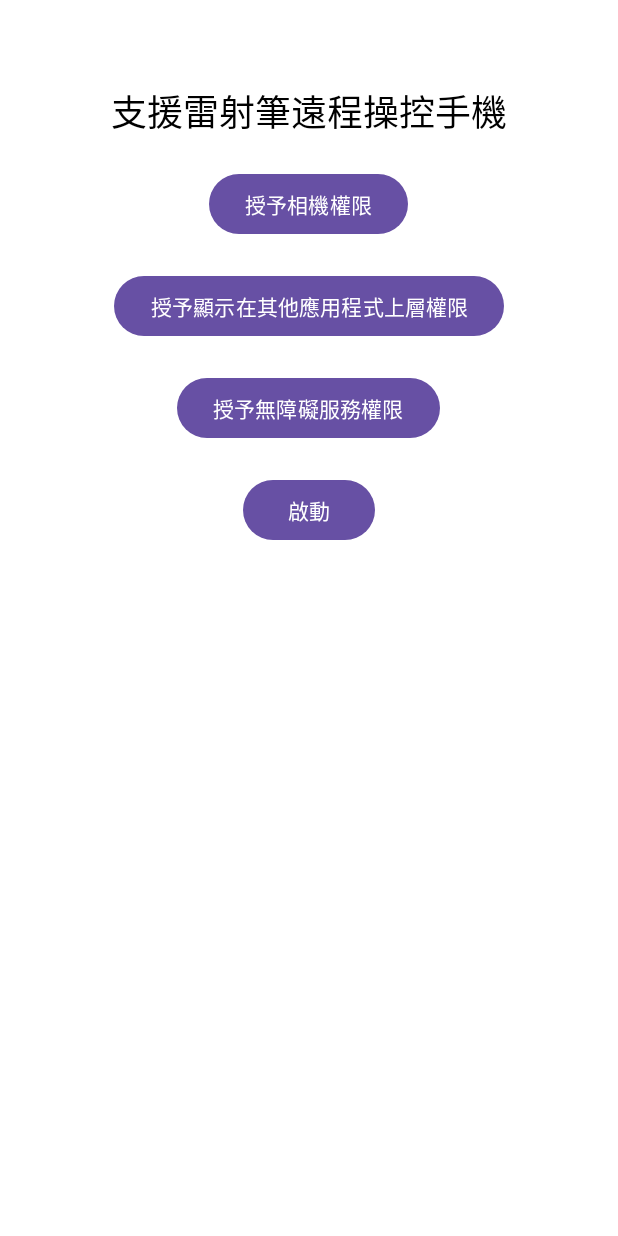
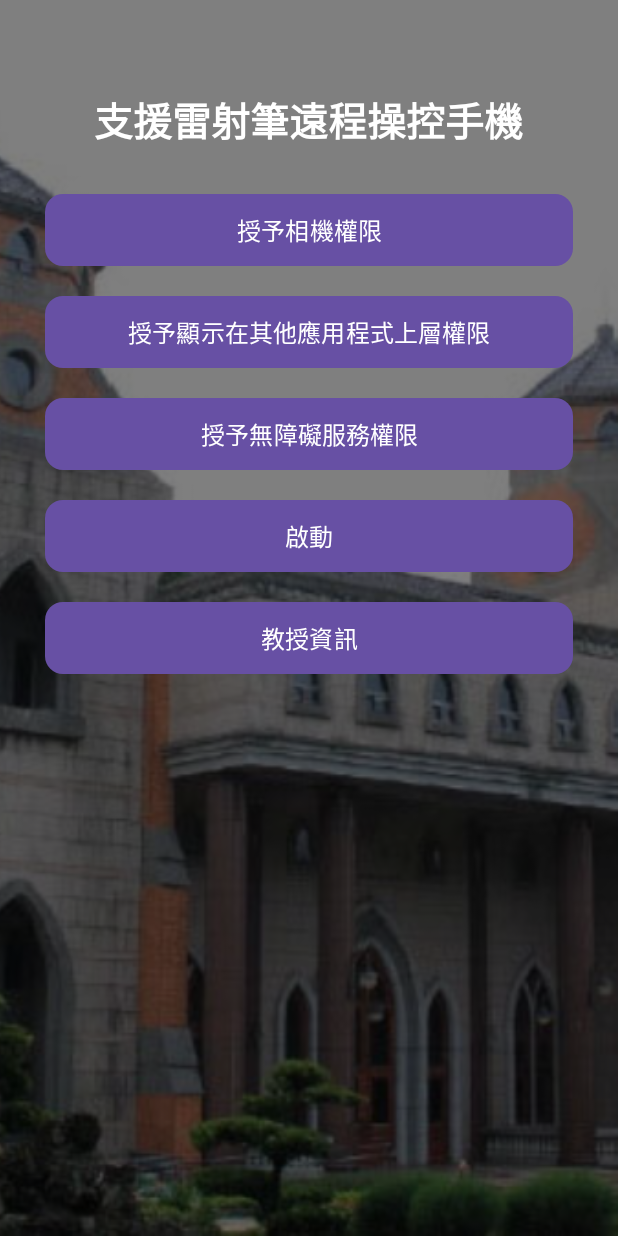
Before and after one commit to YiLong0120/AndroidLaserPenLastest, an Android app: the StartScreenActivity screen opened directly, with no data from a screen before it, on a phone screen of 412 x 824 dp. Run offline under Robolectric (Android 15) with nearby library versions, the phone set to English and light mode, and no system bars.

Commit message:
最後版本

```diff
--- a/app/src/main/java/com/example/laserpenv1/StartScreenActivity.java
+++ b/app/src/main/java/com/example/laserpenv1/StartScreenActivity.java
@@ -8,6 +8,7 @@ import android.content.Intent;
 import android.net.Uri;
 import android.os.Bundle;
 import android.provider.Settings;
+import android.view.View;
 import android.view.accessibility.AccessibilityManager;
 import android.widget.Button;
 import android.widget.Toast;
@@ -21,29 +22,39 @@ public class StartScreenActivity extends AppCompatActivity {
     private static final int REQUEST_CAMERA_PERMISSION = 100;
     private static final int REQUEST_OVERLAY_PERMISSION = 101;
 
+
     @Override
     protected void onCreate(Bundle savedInstanceState) {
         super.onCreate(savedInstanceState);
         setContentView(R.layout.activity_start_screen);
 
+        Button teacherInfoButton = findViewById(R.id.teacherInfoButton);
         Button cameraPermissionButton = findViewById(R.id.cameraPermissionButton);
         Button overlayPermissionButton = findViewById(R.id.overlayPermissionButton);
         Button accessibilityPermissionButton = findViewById(R.id.accessibilityPermissionButton);
         Button startButton = findViewById(R.id.startButton);
+        View fogView = findViewById(R.id.fogView);
+
+        // 老師資訊按鈕點擊事件
+        teacherInfoButton.setOnClickListener(v -> {
+            // 跳轉到指定網址
+            Intent browserIntent = new Intent(Intent.ACTION_VIEW, Uri.parse("https://sites.google.com/view/cswang"));
+            startActivity(browserIntent);
+        });
 
         cameraPermissionButton.setOnClickListener(v -> requestCameraPermission());
         overlayPermissionButton.setOnClickListener(v -> requestOverlayPermission());
         accessibilityPermissionButton.setOnClickListener(v -> requestAccessibilityPermission());
         startButton.setOnClickListener(v -> {
             if (checkAllPermissionsGranted()) {
-                // 跳转到主摄像头活动
                 Intent intent = new Intent(StartScreenActivity.this, MainActivity.class);
                 startActivity(intent);
-                finish(); // 关闭当前活动
+                finish();
             } else {
-                Toast.makeText(this, "请先授予所有必要的权限", Toast.LENGTH_SHORT).show();
+                Toast.makeText(this, "請先授予所有必要的權限", Toast.LENGTH_SHORT).show();
             }
         });
+        fogView.setVisibility(View.VISIBLE);
     }
 
     private void requestCameraPermission() {
--- /dev/null
+++ b/app/src/main/res/drawable/button_background.xml
@@ -0,0 +1,11 @@
+<shape xmlns:android="http://schemas.android.com/apk/res/android"
+    android:shape="rectangle">
+    <solid android:color="#FF6200EE" /> <!-- 按鈕顏色 -->
+    <corners android:radius="12dp" /> <!-- 圓角半徑 -->
+    <padding
+        android:left="16dp"
+        android:top="10dp"
+        android:right="16dp"
+        android:bottom="10dp" />
+    <elevation android:color="#80000000" /> <!-- 按鈕陰影 -->
+</shape>
--- a/app/src/main/res/layout/activity_start_screen.xml
+++ b/app/src/main/res/layout/activity_start_screen.xml
@@ -1,53 +1,100 @@
 <RelativeLayout xmlns:android="http://schemas.android.com/apk/res/android"
     android:layout_width="match_parent"
+    android:layout_height="match_parent">
+
+    <!-- 學校背景圖片 -->
+    <ImageView
+        android:id="@+id/schoolBackground"
+        android:layout_width="match_parent"
         android:layout_height="match_parent"
-    android:padding="16dp"
-    android:background="#FFFFFF">
+        android:scaleType="centerCrop"
+        android:src="@drawable/school_background" /> <!-- 替換為你的學校圖片 -->
 
+    <!-- 霧化效果 -->
+    <View
+        android:id="@+id/fogView"
+        android:layout_width="match_parent"
+        android:layout_height="match_parent"
+        android:background="#80000000" /> <!-- 半透明黑色，霧化效果 -->
+
+    <!-- 主標題 -->
     <TextView
         android:id="@+id/titleTextView"
         android:layout_width="wrap_content"
         android:layout_height="wrap_content"
         android:text="支援雷射筆遠程操控手機"
-        android:textSize="24sp"
-        android:textColor="#000000"
+        android:textSize="26sp"
+        android:textStyle="bold"
+        android:textColor="#FFFFFF"
         android:layout_centerHorizontal="true"
-        android:layout_marginTop="40dp" />
+        android:layout_marginTop="60dp" />
 
+    <!-- 按鈕容器 -->
+    <LinearLayout
+        android:id="@+id/buttonContainer"
+        android:layout_width="match_parent"
+        android:layout_height="wrap_content"
+        android:orientation="vertical"
+        android:layout_below="@id/titleTextView"
+        android:layout_marginTop="30dp"
+        android:layout_marginHorizontal="30dp"
+        android:gravity="center_horizontal">
+
+
+
+        <!-- 相機權限按鈕 -->
         <Button
             android:id="@+id/cameraPermissionButton"
-        android:layout_width="wrap_content"
+            android:layout_width="match_parent"
             android:layout_height="wrap_content"
             android:text="授予相機權限"
-        android:layout_centerHorizontal="true"
-        android:layout_below="@id/titleTextView"
-        android:layout_marginTop="20dp" />
+            android:layout_marginBottom="20dp"
+            android:background="@drawable/button_background"
+            android:textColor="#FFFFFF"
+            android:textSize="16sp" />
 
+        <!-- 顯示上層權限按鈕 -->
         <Button
             android:id="@+id/overlayPermissionButton"
-        android:layout_width="wrap_content"
+            android:layout_width="match_parent"
             android:layout_height="wrap_content"
             android:text="授予顯示在其他應用程式上層權限"
-        android:layout_centerHorizontal="true"
-        android:layout_below="@id/cameraPermissionButton"
-        android:layout_marginTop="20dp" />
+            android:layout_marginBottom="20dp"
+            android:background="@drawable/button_background"
+            android:textColor="#FFFFFF"
+            android:textSize="16sp" />
 
+        <!-- 無障礙服務權限按鈕 -->
         <Button
             android:id="@+id/accessibilityPermissionButton"
-        android:layout_width="wrap_content"
+            android:layout_width="match_parent"
             android:layout_height="wrap_content"
             android:text="授予無障礙服務權限"
-        android:layout_centerHorizontal="true"
-        android:layout_below="@id/overlayPermissionButton"
-        android:layout_marginTop="20dp" />
+            android:layout_marginBottom="20dp"
+            android:background="@drawable/button_background"
+            android:textColor="#FFFFFF"
+            android:textSize="16sp" />
 
+        <!-- 啟動按鈕 -->
         <Button
             android:id="@+id/startButton"
-        android:layout_width="wrap_content"
+            android:layout_width="match_parent"
             android:layout_height="wrap_content"
             android:text="啟動"
-        android:layout_centerHorizontal="true"
-        android:layout_below="@id/accessibilityPermissionButton"
-        android:layout_marginTop="20dp" />
+            android:layout_marginBottom="20dp"
+            android:background="@drawable/button_background"
+            android:textColor="#FFFFFF"
+            android:textSize="16sp" />
 
+        <!-- 老師資訊按鈕 -->
+        <Button
+            android:id="@+id/teacherInfoButton"
+            android:layout_width="match_parent"
+            android:layout_height="wrap_content"
+            android:text="教授資訊"
+            android:layout_marginBottom="20dp"
+            android:background="@drawable/button_background"
+            android:textColor="#FFFFFF"
+            android:textSize="16sp" />
+    </LinearLayout>
 </RelativeLayout>
--- a/app/src/main/res/layout/floating_button_switch.xml
+++ b/app/src/main/res/layout/floating_button_switch.xml
@@ -9,7 +9,7 @@
         android:id="@+id/SwitchDrag"
         android:layout_width="wrap_content"
         android:layout_height="wrap_content"
-        android:text="SwitchDrag" />
+        android:text="點擊/拖曳" />
 
 
 
```
Also changed, not shown: app/src/main/java/com/example/laserpenv1/FloatingCameraService.java (+20 -1 lines), app/src/main/java/com/example/laserpenv1/NavigationHelper.java (added, +39 -0 lines), app/src/main/java/com/example/laserpenv1/OpenCVProcessor.java (+18 -7 lines), app/src/main/res/drawable/school_background.jpg (added). Lines whose indentation alone changed are shown as unchanged.
